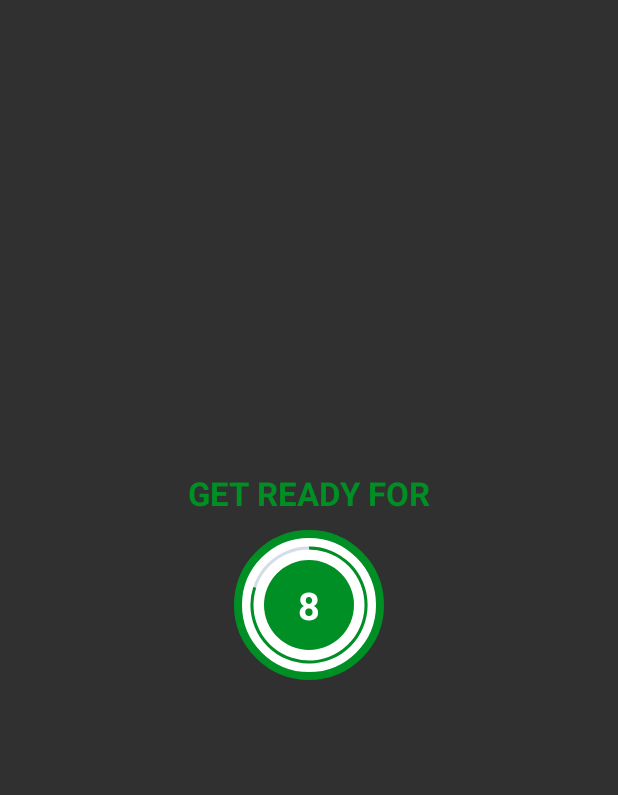
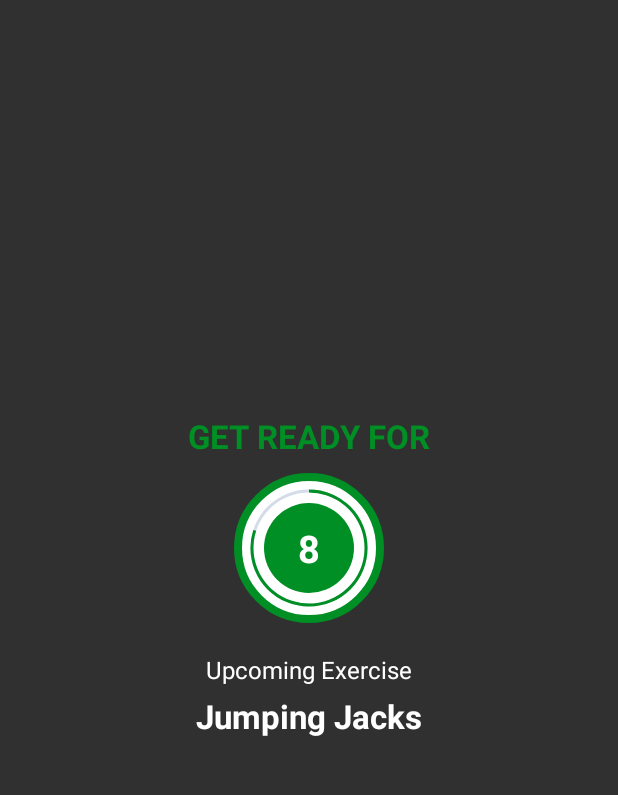
Before and after one commit to OmerrKose/7MinutesWorkout, an Android app: the ExerciseActivity screen opened directly, with no data from a screen before it, on a phone screen of 412 x 824 dp, the part 84-879 px from its top. Run offline under Robolectric (Android 15) with nearby library versions, the light colour scheme and no system bars.

Commit message:
Added next exercise diplay

```diff
--- a/app/src/main/java/com/example/a7minutesworkout/Constants.kt
+++ b/app/src/main/java/com/example/a7minutesworkout/Constants.kt
@@ -18,7 +18,7 @@ class Constants {
 
             val wallSit = ExerciseModel(
                 2,
-                "Wall Sİt",
+                "Wall Sit",
                 R.drawable.ic_wall_sit,
                 isCompleted = false,
                 isSelected = false
--- a/app/src/main/java/com/example/a7minutesworkout/ExerciseActivity.kt
+++ b/app/src/main/java/com/example/a7minutesworkout/ExerciseActivity.kt
@@ -33,10 +33,8 @@ class ExerciseActivity : AppCompatActivity() {
         toolbar.setNavigationOnClickListener {
             onBackPressed()
         }
-
         // Set Up the Exercises
         exerciseList = Constants.defaultExerciseList()
-
         setUpRestView()
     }
 
@@ -128,6 +126,7 @@ class ExerciseActivity : AppCompatActivity() {
             restProgress = 0
         }
 
+        findViewById<TextView>(R.id.upComingExercise).text = exerciseList!![currentExercise + 1].getName()
         setRestProgressBar()
     }
 }
--- a/app/src/main/res/layout/activity_exercise.xml
+++ b/app/src/main/res/layout/activity_exercise.xml
@@ -72,6 +72,24 @@
 
         </FrameLayout>
 
+        <TextView
+            android:layout_width="wrap_content"
+            android:layout_height="wrap_content"
+            android:layout_marginTop="20dp"
+            android:text="@string/upcoming_exercise"
+            android:textColor="@color/white"
+            android:textSize="16sp" />
+
+        <TextView
+            android:id="@+id/upComingExercise"
+            android:layout_width="wrap_content"
+            android:layout_height="wrap_content"
+            android:layout_marginTop="5dp"
+            android:text="@string/exercise_name"
+            android:textColor="@color/white"
+            android:textSize="22sp"
+            android:textStyle="bold" />
+
     </LinearLayout>
 
     <!--After Exercise and Count Down-->
@@ -92,7 +110,7 @@
             android:layout_weight="1"
             android:contentDescription="@string/image"
             android:scaleType="fitXY"
-            android:src="@drawable/ic_jumping_jacks"/>
+            android:src="@drawable/ic_jumping_jacks" />
 
         <TextView
             android:id="@+id/exerciseNameTextView"
--- a/app/src/main/res/values/strings.xml
+++ b/app/src/main/res/values/strings.xml
@@ -7,4 +7,5 @@
     <string name="exercise_name">Exercise Name</string>
     <string name="_30">30</string>
     <string name="_10">10</string>
+    <string name="upcoming_exercise">Upcoming Exercise</string>
 </resources>
```
